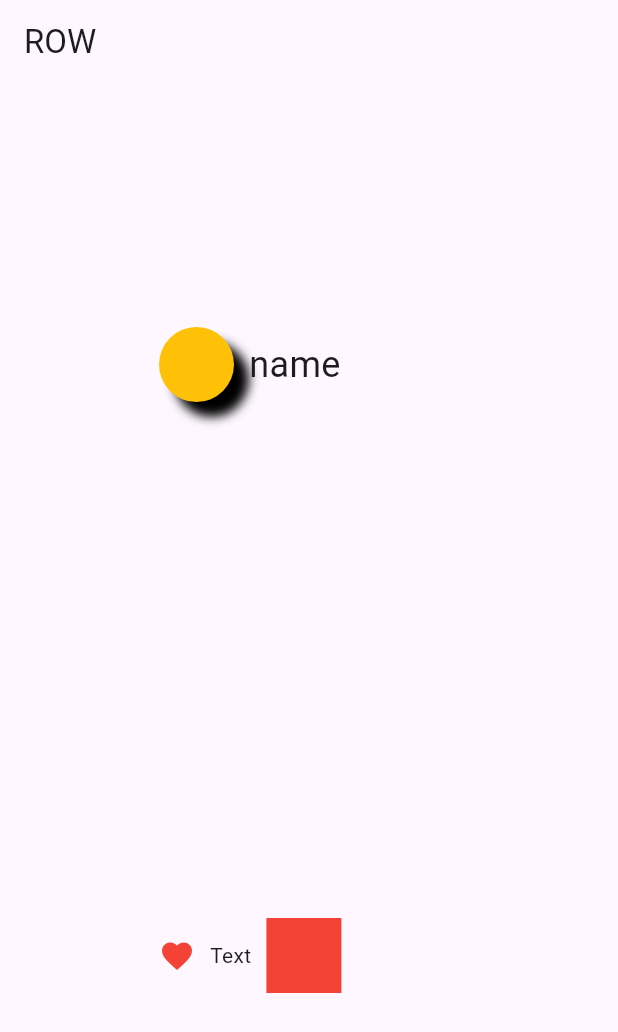
After one commit to pratiksha1425/codexflutter, a Flutter app: the Assignment4 screen opened directly, on a phone screen of 412 x 824 dp. The commit adds this screen. Shown: the top 1032 px of the screen. Run offline on Flutter 3.47's test engine with Material 3 defaults, Android fonts, the phone set to English and light mode, and no system bars.

Commit message:
practical 4

```diff
--- a/practical2/lib/assignment1.dart
+++ b/practical2/lib/assignment1.dart
@@ -6,20 +6,23 @@ class assignment1 extends StatelessWidget {
   @override
   Widget build(BuildContext context) {
     return Scaffold(
+      backgroundColor: Color.fromARGB(255, 174, 12, 228),
       appBar: AppBar(),
       body:Container(
-        // height:1
+        // height:
         color: Color.fromARGB(219, 20, 2, 2),
 
         child: Row(
            mainAxisAlignment: MainAxisAlignment.spaceEvenly,
           crossAxisAlignment: CrossAxisAlignment.center,
           children: [
+
             Container(
               height: 100,
               width: 100,
               color:const Color.fromARGB(255, 207, 42, 30),
             ),
+
             Container(
               height: 100,
               width: 100,
--- a/practical2/lib/assignment2.dart
+++ b/practical2/lib/assignment2.dart
@@ -9,7 +9,7 @@ class assignment2 extends StatelessWidget {
       appBar: AppBar(),
       body:Container(
         height: double.infinity,
-        color: Colors.black26,
+        color: const Color.fromARGB(251, 0, 0, 0),
 
         child: Row(
           mainAxisAlignment: MainAxisAlignment.spaceEvenly,
--- a/practical2/lib/assignment3.dart
+++ b/practical2/lib/assignment3.dart
@@ -8,7 +8,7 @@ class assignment3 extends StatelessWidget {
     return Scaffold(
        body:Container(
         height: double.infinity,
-        color: Colors.black26,
+        color: const Color.fromARGB(255, 0, 0, 0),
 
         child: Row(
           crossAxisAlignment: CrossAxisAlignment.end,
--- a/practical2/lib/assignment6.dart
+++ b/practical2/lib/assignment6.dart
@@ -11,7 +11,7 @@ class assignment6 extends StatelessWidget {
         child: Row(
           mainAxisAlignment: MainAxisAlignment.spaceAround,
           children: [
-            // First red box
+
             Container(
               color: Color.fromARGB(255, 193, 3, 10),
               height: 150,
@@ -37,7 +37,7 @@ class assignment6 extends StatelessWidget {
                 ],
               ),
             ),
-            // Second red box
+
             Container(
               color: Color.fromARGB(255, 193, 3, 10),
               height: 150,
--- /dev/null
+++ b/practical3/lib/assignment4.dart
@@ -0,0 +1,73 @@
+import 'package:flutter/cupertino.dart';
+import 'package:flutter/material.dart';
+
+class Assignment4 extends StatelessWidget {
+  const Assignment4({super.key});
+
+  @override
+  Widget build(BuildContext context) {
+    return Scaffold(
+      appBar: AppBar(
+        title: Text("ROW"),
+      ),
+      body: Center(
+        child: SizedBox(
+          width: 200,
+          child: Column(
+            mainAxisAlignment: MainAxisAlignment.spaceEvenly,
+            children: [
+              Row(
+
+                children: [
+                  Container(
+                    height: 50,
+                    width: 50,
+                    decoration: BoxDecoration(
+                      color: Colors.amber,
+                      borderRadius: BorderRadius.all(Radius.circular(1000)),
+                      boxShadow: [
+                        BoxShadow(
+                          blurRadius: 5,
+                          blurStyle: BlurStyle.normal,
+                          color: Colors.black,
+                          offset: Offset(10, 10),
+                        ),
+                      ],
+                    ),
+                  ),
+                  SizedBox(width: 10),
+                  Text(
+                    'name',
+                    style: TextStyle(fontSize: 24),
+                  ),
+                ],
+              ),
+              SizedBox(height: 20),
+              Row(
+
+                children: [
+                  Icon(
+                    Icons.favorite,
+                    color: Colors.red,
+                    size: 24,
+                  ),
+                  SizedBox(width: 10),
+                  Text(
+                    'Text',
+
+                  ),
+                  SizedBox(width: 10),
+                  Container(
+                    height: 50,
+                    width: 50,
+                    color: Colors.red,
+                  ),
+                ],
+              ),
+            ],
+          ),
+        ),
+      ),
+    );
+  }
+}
```
Also changed, not shown: practical3/analysis_options.yaml (added, +28 -0 lines), practical3/lib/assignment1.dart (added, +52 -0 lines), practical3/lib/assignment2.dart (added, +100 -0 lines), practical3/lib/assignment3.dart (added, +45 -0 lines), practical3/lib/main.dart (renamed from practical2/lib/main.dart, +6 -8 lines), practical3/pubspec.yaml (added, +90 -0 lines), practical3/pubspec.lock (added), 124 other files.
